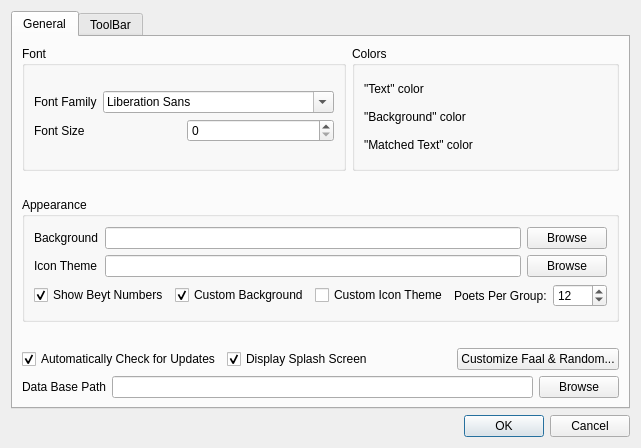
Above: settings.ui from srazi/Saaghar before the change. Below: the same form after it.
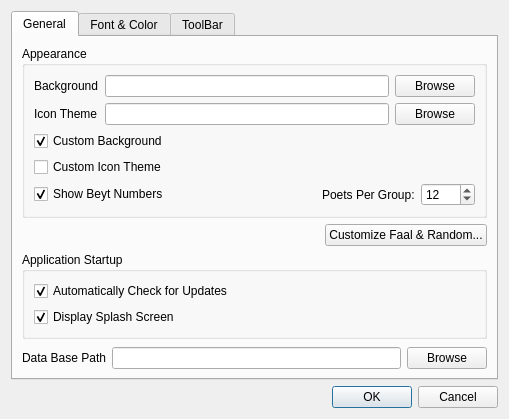
That is the form after the change. Icons and pictures are not drawn.

Commit message: New: Now, the font and color of each text item is customizable!

What changed in the file:
```diff
--- a/settings.ui
+++ b/settings.ui
@@ -6,8 +6,8 @@
    <rect>
     <x>0</x>
     <y>0</y>
-    <width>578</width>
-    <height>448</height>
+    <width>509</width>
+    <height>410</height>
    </rect>
   </property>
   <property name="windowTitle">
@@ -57,171 +57,6 @@
       <layout class="QGridLayout" name="gridLayout_2">
        <item row="0" column="0">
         <layout class="QVBoxLayout" name="verticalLayout_3">
-         <item>
-          <layout class="QHBoxLayout" name="horizontalLayout_10">
-           <item>
-            <widget class="QGroupBox" name="groupBoxFont">
-             <property name="title">
-              <string>Font</string>
-             </property>
-             <layout class="QGridLayout" name="gridLayout_9">
-              <item row="0" column="1">
-               <layout class="QVBoxLayout" name="verticalLayout_4">
-                <item>
-                 <layout class="QHBoxLayout" name="horizontalLayout_13">
-                  <item>
-                   <widget class="QLabel" name="labelFontFamily">
-                    <property name="text">
-                     <string>Font Family</string>
-                    </property>
-                   </widget>
-                  </item>
-                  <item>
-                   <widget class="QFontComboBox" name="comboBoxFontFamily">
-                    <property name="writingSystem">
-                     <enum>QFontDatabase::Any</enum>
-                    </property>
-                   </widget>
-                  </item>
-                 </layout>
-                </item>
-                <item>
-                 <layout class="QHBoxLayout" name="horizontalLayout_14">
-                  <item>
-                   <widget class="QLabel" name="labelFontSize">
-                    <property name="text">
-                     <string>Font Size</string>
-                    </property>
-                   </widget>
-                  </item>
-                  <item>
-                   <widget class="QSpinBox" name="spinBoxFontSize"/>
-                  </item>
-                 </layout>
-                </item>
-               </layout>
-              </item>
-             </layout>
-            </widget>
-           </item>
-           <item>
-            <widget class="QGroupBox" name="groupBoxColors">
-             <property name="title">
-              <string>Colors</string>
-             </property>
-             <layout class="QGridLayout" name="gridLayout_11">
-              <item row="0" column="0">
-               <layout class="QGridLayout" name="gridLayout_10">
-                <item row="0" column="0">
-                 <widget class="QLabel" name="labelTextColor">
-                  <property name="text">
-                   <string>&quot;Text&quot; color</string>
-                  </property>
-                 </widget>
-                </item>
-                <item row="1" column="0">
-                 <widget class="QLabel" name="labelBackgroundColor">
-                  <property name="text">
-                   <string>&quot;Background&quot; color</string>
-                  </property>
-                 </widget>
-                </item>
-                <item row="2" column="0">
-                 <widget class="QLabel" name="labelMatchedTextColor">
-                  <property name="text">
-                   <string>&quot;Matched Text&quot; color</string>
-                  </property>
-                 </widget>
-                </item>
-                <item row="0" column="1">
-                 <widget class="QPushButton" name="pushButtonTextColor">
-                  <property name="sizePolicy">
-                   <sizepolicy hsizetype="Fixed" vsizetype="Fixed">
-                    <horstretch>0</horstretch>
-                    <verstretch>0</verstretch>
-                   </sizepolicy>
-                  </property>
-                  <property name="minimumSize">
-                   <size>
-                    <width>22</width>
-                    <height>22</height>
-                   </size>
-                  </property>
-                  <property name="text">
-                   <string/>
-                  </property>
-                  <property name="flat">
-                   <bool>true</bool>
-                  </property>
-                 </widget>
-                </item>
-                <item row="2" column="1">
-                 <widget class="QPushButton" name="pushButtonMatchedTextColor">
-                  <property name="sizePolicy">
-                   <sizepolicy hsizetype="Fixed" vsizetype="Fixed">
-                    <horstretch>0</horstretch>
-                    <verstretch>0</verstretch>
-                   </sizepolicy>
-                  </property>
-                  <property name="minimumSize">
-                   <size>
-                    <width>22</width>
-                    <height>22</height>
-                   </size>
-                  </property>
-                  <property name="text">
-                   <string/>
-                  </property>
-                  <property name="flat">
-                   <bool>true</bool>
-                  </property>
-                 </widget>
-                </item>
-                <item row="1" column="1">
-                 <widget class="QPushButton" name="pushButtonBackgroundColor">
-                  <property name="sizePolicy">
-                   <sizepolicy hsizetype="Fixed" vsizetype="Fixed">
-                    <horstretch>0</horstretch>
-                    <verstretch>0</verstretch>
-                   </sizepolicy>
-                  </property>
-                  <property name="minimumSize">
-                   <size>
-                    <width>22</width>
-                    <height>22</height>
-                   </size>
-                  </property>
-                  <property name="text">
-                   <string/>
-                  </property>
-                  <property name="autoDefault">
-                   <bool>true</bool>
-                  </property>
-                  <property name="flat">
-                   <bool>true</bool>
-                  </property>
-                 </widget>
-                </item>
-               </layout>
-              </item>
-             </layout>
-            </widget>
-           </item>
-          </layout>
-         </item>
-         <item>
-          <spacer name="horizontalSpacer_2">
-           <property name="orientation">
-            <enum>Qt::Horizontal</enum>
-           </property>
-           <property name="sizeHint" stdset="0">
-            <size>
-             <width>40</width>
-             <height>20</height>
-            </size>
-           </property>
-          </spacer>
-         </item>
          <item>
           <widget class="QGroupBox" name="groupBoxAppearance">
            <property name="title">
@@ -286,18 +121,8 @@
              </layout>
             </item>
             <item row="1" column="0">
-             <layout class="QHBoxLayout" name="horizontalLayout_12">
-              <item>
-               <widget class="QCheckBox" name="checkBoxBeytNumbers">
-                <property name="text">
-                 <string>Show Beyt Numbers</string>
-                </property>
-                <property name="checked">
-                 <bool>true</bool>
-                </property>
-               </widget>
-              </item>
-              <item>
+             <layout class="QGridLayout" name="gridLayout_15">
+              <item row="0" column="0">
                <widget class="QCheckBox" name="checkBoxBackground">
                 <property name="text">
                  <string>Custom Background</string>
@@ -307,40 +132,54 @@
                 </property>
                </widget>
               </item>
-              <item>
+              <item row="1" column="0">
                <widget class="QCheckBox" name="checkBoxIconTheme">
                 <property name="text">
                  <string>Custom Icon Theme</string>
                 </property>
                </widget>
               </item>
-              <item>
-               <spacer name="horizontalSpacer_4">
-                <property name="orientation">
-                 <enum>Qt::Horizontal</enum>
-                </property>
-                <property name="sizeHint" stdset="0">
-                 <size>
-                  <width>40</width>
-                  <height>20</height>
-                 </size>
-                </property>
-               </spacer>
+              <item row="2" column="1">
+               <layout class="QHBoxLayout" name="horizontalLayout_12">
+                <item>
+                 <spacer name="horizontalSpacer_4">
+                  <property name="orientation">
+                   <enum>Qt::Horizontal</enum>
+                  </property>
+                  <property name="sizeHint" stdset="0">
+                   <size>
+                    <width>40</width>
+                    <height>20</height>
+                   </size>
+                  </property>
+                 </spacer>
+                </item>
+                <item>
+                 <widget class="QLabel" name="labelPoetsPerGroup">
+                  <property name="text">
+                   <string>Poets Per Group:</string>
+                  </property>
+                 </widget>
+                </item>
+                <item>
+                 <widget class="QSpinBox" name="spinBoxPoetsPerGroup">
+                  <property name="maximum">
+                   <number>1000</number>
+                  </property>
+                  <property name="value">
+                   <number>12</number>
+                  </property>
+                 </widget>
+                </item>
+               </layout>
               </item>
-              <item>
-               <widget class="QLabel" name="labelPoetsPerGroup">
+              <item row="2" column="0">
+               <widget class="QCheckBox" name="checkBoxBeytNumbers">
                 <property name="text">
-                 <string>Poets Per Group:</string>
+                 <string>Show Beyt Numbers</string>
                 </property>
-               </widget>
-              </item>
-              <item>
-               <widget class="QSpinBox" name="spinBoxPoetsPerGroup">
-                <property name="maximum">
-                 <number>1000</number>
-                </property>
-                <property name="value">
-                 <number>12</number>
+                <property name="checked">
+                 <bool>true</bool>
                 </property>
                </widget>
               </item>
@@ -350,42 +189,9 @@
           </widget>
          </item>
          <item>
-          <spacer name="horizontalSpacer">
-           <property name="orientation">
-            <enum>Qt::Horizontal</enum>
-           </property>
-           <property name="sizeHint" stdset="0">
-            <size>
-             <width>40</width>
-             <height>20</height>
-            </size>
-           </property>
-          </spacer>
-         </item>
-         <item>
-          <layout class="QHBoxLayout" name="horizontalLayout">
+          <layout class="QHBoxLayout" name="horizontalLayout_8">
            <item>
-            <widget class="QCheckBox" name="checkBoxAutoUpdates">
-             <property name="text">
-              <string>Automatically Check for Updates</string>
-             </property>
-             <property name="checked">
-              <bool>true</bool>
-             </property>
-            </widget>
-           </item>
-           <item>
-            <widget class="QCheckBox" name="checkBoxSplashScreen">
-             <property name="text">
-              <string>Display Splash Screen</string>
-             </property>
-             <property name="checked">
-              <bool>true</bool>
-             </property>
-            </widget>
-           </item>
-           <item>
-            <spacer name="horizontalSpacer_5">
+            <spacer name="horizontalSpacer_2">
              <property name="orientation">
               <enum>Qt::Horizontal</enum>
              </property>
@@ -406,6 +212,52 @@
            </item>
           </layout>
          </item>
+         <item>
+          <widget class="QGroupBox" name="groupBox">
+           <property name="title">
+            <string>Application Startup</string>
+           </property>
+           <layout class="QGridLayout" name="gridLayout_18">
+            <item row="0" column="0">
+             <layout class="QGridLayout" name="gridLayout_4">
+              <item row="0" column="0">
+               <widget class="QCheckBox" name="checkBoxAutoUpdates">
+                <property name="text">
+                 <string>Automatically Check for Updates</string>
+                </property>
+                <property name="checked">
+                 <bool>true</bool>
+                </property>
+               </widget>
+              </item>
+              <item row="2" column="0">
+               <widget class="QCheckBox" name="checkBoxSplashScreen">
+                <property name="text">
+                 <string>Display Splash Screen</string>
+                </property>
+                <property name="checked">
+                 <bool>true</bool>
+                </property>
+               </widget>
+              </item>
+             </layout>
+            </item>
+           </layout>
+          </widget>
+         </item>
+         <item>
+          <spacer name="verticalSpacer">
+           <property name="orientation">
+            <enum>Qt::Vertical</enum>
+           </property>
+           <property name="sizeHint" stdset="0">
+            <size>
+             <width>20</width>
+             <height>40</height>
+            </size>
+           </property>
+          </spacer>
+         </item>
          <item>
           <layout class="QHBoxLayout" name="horizontalLayout_2">
            <item>
@@ -431,6 +283,205 @@
        </item>
       </layout>
      </widget>
+     <widget class="QWidget" name="tab">
+      <attribute name="title">
+       <string>Font &amp;&amp; Color</string>
+      </attribute>
+      <layout class="QVBoxLayout" name="verticalLayout">
+       <item>
+        <layout class="QHBoxLayout" name="horizontalLayout">
+         <item>
+          <layout class="QHBoxLayout" name="horizontalLayout_6">
+           <item>
+            <widget class="QLabel" name="labelBackgroundColor">
+             <property name="text">
+              <string>&quot;Background&quot; color</string>
+             </property>
+            </widget>
+           </item>
+           <item>
+            <widget class="QPushButton" name="pushButtonBackgroundColor">
+             <property name="sizePolicy">
+              <sizepolicy hsizetype="Fixed" vsizetype="Fixed">
+               <horstretch>0</horstretch>
+               <verstretch>0</verstretch>
+              </sizepolicy>
+             </property>
+             <property name="minimumSize">
+              <size>
+               <width>24</width>
+               <height>24</height>
+              </size>
+             </property>
+             <property name="maximumSize">
+              <size>
+               <width>24</width>
+               <height>24</height>
+              </size>
+             </property>
+             <property name="text">
+              <string/>
+             </property>
+             <property name="autoDefault">
+              <bool>true</bool>
+             </property>
+             <property name="flat">
+              <bool>true</bool>
+             </property>
+            </widget>
+           </item>
+           <item>
+            <spacer name="horizontalSpacer_6">
+             <property name="orientation">
+              <enum>Qt::Horizontal</enum>
+             </property>
+             <property name="sizeHint" stdset="0">
+              <size>
+               <width>40</width>
+               <height>20</height>
+              </size>
+             </property>
+            </spacer>
+           </item>
+          </layout>
+         </item>
+         <item>
+          <layout class="QHBoxLayout" name="horizontalLayout_5">
+           <item>
+            <widget class="QLabel" name="labelMatchedTextColor">
+             <property name="text">
+              <string>&quot;Matched Text&quot; color</string>
+             </property>
+            </widget>
+           </item>
+           <item>
+            <widget class="QPushButton" name="pushButtonMatchedTextColor">
+             <property name="sizePolicy">
+              <sizepolicy hsizetype="Fixed" vsizetype="Fixed">
+               <horstretch>0</horstretch>
+               <verstretch>0</verstretch>
+              </sizepolicy>
+             </property>
+             <property name="minimumSize">
+              <size>
+               <width>24</width>
+               <height>24</height>
+              </size>
+             </property>
+             <property name="maximumSize">
+              <size>
+               <width>24</width>
+               <height>24</height>
+              </size>
+             </property>
+             <property name="text">
+              <string/>
+             </property>
+             <property name="flat">
+              <bool>true</bool>
+             </property>
+            </widget>
+           </item>
+           <item>
+            <spacer name="horizontalSpacer_7">
+             <property name="orientation">
+              <enum>Qt::Horizontal</enum>
+             </property>
+             <property name="sizeHint" stdset="0">
+              <size>
+               <width>40</width>
+               <height>20</height>
+              </size>
+             </property>
+            </spacer>
+           </item>
+          </layout>
+         </item>
+        </layout>
+       </item>
+       <item>
+        <widget class="Line" name="line">
+         <property name="orientation">
+          <enum>Qt::Horizontal</enum>
+         </property>
+        </widget>
+       </item>
+       <item>
+        <widget class="QGroupBox" name="globalFontColorGroupBox">
+         <property name="title">
+          <string>Global</string>
+         </property>
+         <property name="checkable">
+          <bool>true</bool>
+         </property>
+         <layout class="QGridLayout" name="gridLayout_17">
+          <item row="0" column="0">
+           <layout class="QGridLayout" name="gridLayout_16">
+            <item row="0" column="0">
+             <widget class="QLabel" name="label_4">
+              <property name="text">
+               <string>Global:</string>
+              </property>
+             </widget>
+            </item>
+           </layout>
+          </item>
+         </layout>
+        </widget>
+       </item>
+       <item>
+        <widget class="QGroupBox" name="advancedFontColorGroupBox">
+         <property name="enabled">
+          <bool>false</bool>
+         </property>
+         <property name="title">
+          <string>Advanced</string>
+         </property>
+         <layout class="QGridLayout" name="gridLayout_10">
+          <item row="0" column="0">
+           <layout class="QGridLayout" name="gridLayout_9">
+            <item row="3" column="0">
+             <widget class="QLabel" name="poemTextlabel">
+              <property name="text">
+               <string>Poem Text:</string>
+              </property>
+             </widget>
+            </item>
+            <item row="4" column="0">
+             <widget class="QLabel" name="proseTextLabel">
+              <property name="text">
+               <string>Prose Text:</string>
+              </property>
+             </widget>
+            </item>
+            <item row="0" column="0">
+             <widget class="QLabel" name="label">
+              <property name="text">
+               <string>Section Name:</string>
+              </property>
+             </widget>
+            </item>
+            <item row="1" column="0">
+             <widget class="QLabel" name="label_2">
+              <property name="text">
+               <string>Title:</string>
+              </property>
+             </widget>
+            </item>
+            <item row="2" column="0">
+             <widget class="QLabel" name="label_3">
+              <property name="text">
+               <string>Number:</string>
+              </property>
+             </widget>
+            </item>
+           </layout>
+          </item>
+         </layout>
+        </widget>
+       </item>
+      </layout>
+     </widget>
      <widget class="QWidget" name="tabToolBar">
       <attribute name="title">
        <string>ToolBar</string>
```
Left out of the diff: 94 changed lines with no effect on the pictures. The commit also changes 6 other files.
